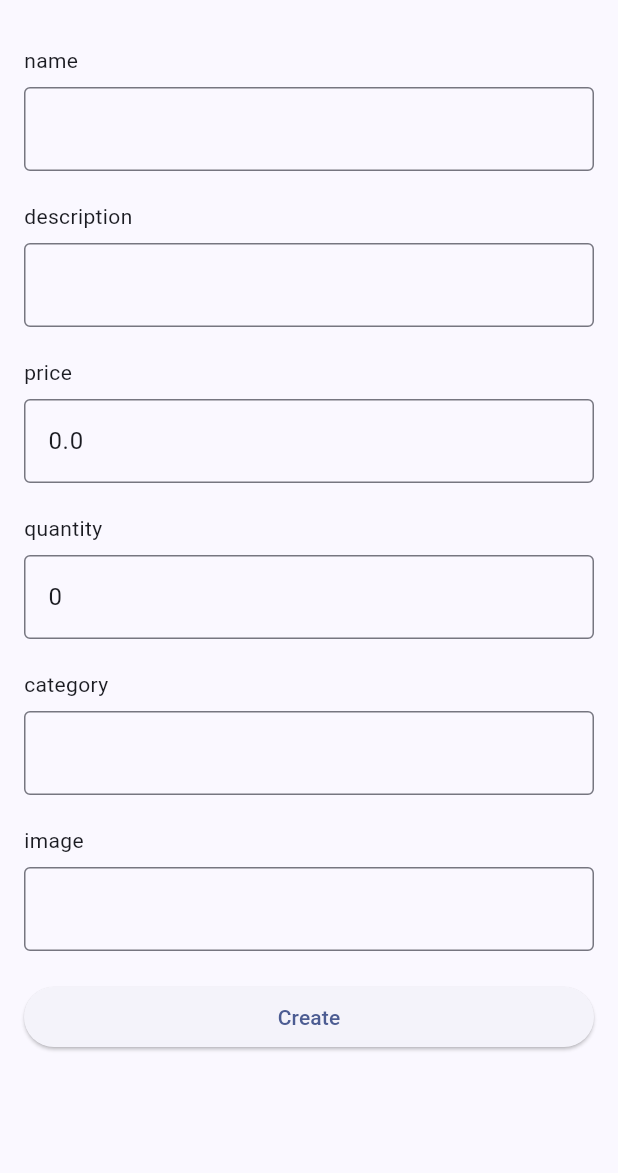
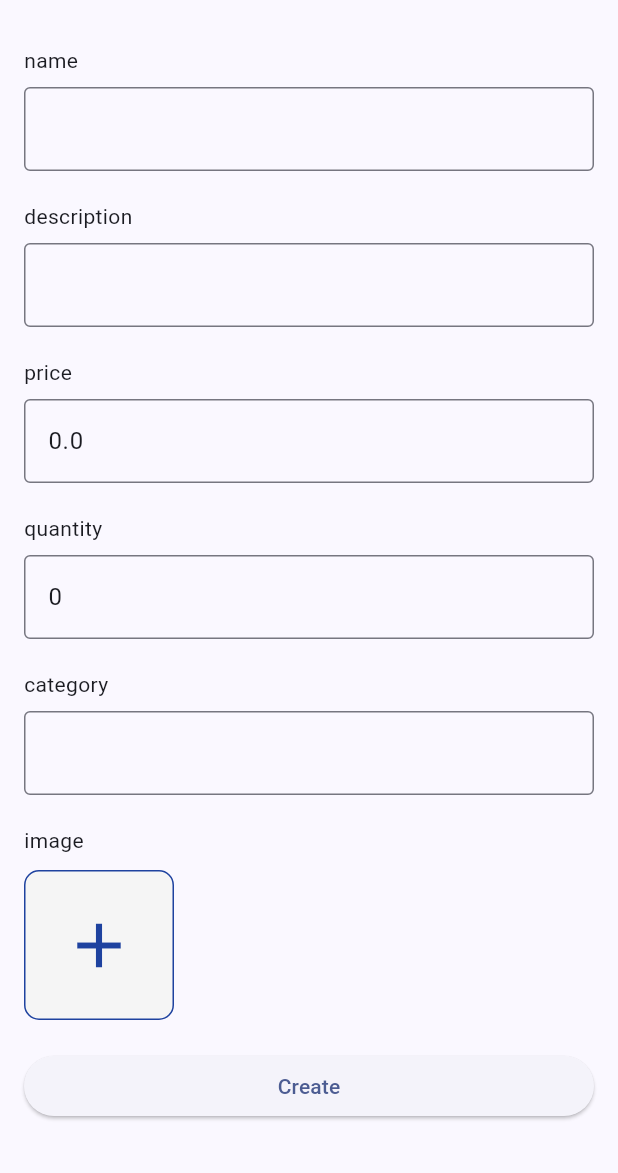
Before and after one commit to AhmedSa96/cashir, a Flutter app: the CreateProductScreen screen opened by its route, on a phone screen of 412 x 824 dp, the part 63-1236 px from its top. Run offline on Flutter 3.47's test engine with Material 2 defaults, Android fonts, the phone set to English and light mode, and no system bars; drawn by our look-alikes of reactive_forms; our stand-ins replace freezed_annotation, get, get_storage, image_picker, wave; accounts and stored records are empty; statements that could not run were skipped.

Commit message:
create file input

```diff
--- a/lib/modules/products/views/create_product.screen.dart
+++ b/lib/modules/products/views/create_product.screen.dart
@@ -1,4 +1,7 @@
+import 'dart:typed_data';
+
 import 'package:cashir/shared/widgets/common/wrapper.widget.dart';
+import 'package:cashir/shared/widgets/forms/file_input.widget.dart';
 import 'package:cashir/shared/widgets/forms/text_input.widget.dart';
 import 'package:flutter/material.dart';
 import 'package:cashir/shared/layouts/admin.layout.dart';
@@ -24,7 +27,7 @@ class CreateProductScreen extends StatelessWidget {
     ),
     "category_id": FormControl<String>(validators: [Validators.required]),
     // TODO: make it file input or image picker, not text input
-    "image": FormControl<String>(validators: [Validators.required]),
+    "image": FormControl<List<Uint8List>>(validators: [Validators.required]),
     // TODO: add barcode input
   });
 
@@ -67,7 +70,11 @@ class CreateProductScreen extends StatelessWidget {
               const SizedBox(height: 20),
               TextInput(title: "category".tr, formControlName: "category_id"),
               const SizedBox(height: 20),
-              TextInput(title: "image".tr, formControlName: "image"),
+              const FileInput(
+                label: "image",
+                formControlName: "image",
+                isMultiple: true,
+              ),
               const SizedBox(height: 20),
               SizedBox(
                 width: double.infinity,
--- /dev/null
+++ b/lib/shared/widgets/forms/file_input.widget.dart
@@ -0,0 +1,214 @@
+import 'dart:typed_data';
+
+import 'package:flutter/material.dart';
+
+import 'package:cashir/shared/constants/colors.dart' as colors;
+import 'package:get/get.dart';
+import 'package:image_picker/image_picker.dart';
+import 'package:reactive_forms/reactive_forms.dart';
+
+class FileInput extends StatefulWidget {
+  final String formControlName;
+  final String label;
+  final bool isMultiple;
+
+  const FileInput({
+    required this.label,
+    required this.formControlName,
+    this.isMultiple = false,
+    super.key,
+  });
+
+  @override
+  State<FileInput> createState() => _FileInputState();
+}
+
+class _FileInputState extends State<FileInput> {
+  pickImage(FormControl control) {
+    // show bottom sheet to choose image
+    Get.bottomSheet(FilePickerBottomSheet(
+      formControl: control,
+      isMultiple: widget.isMultiple,
+    )).then((value) => setState(() {}));
+  }
+
+  removeImage(FormControl control, int index) {
+    control.value!.removeAt(index);
+    setState(() {});
+  }
+
+  @override
+  Widget build(BuildContext context) {
+    final form = ReactiveForm.of(context) as FormGroup;
+    final control = form.control(widget.formControlName) as FormControl;
+
+    // get screen width
+    final width = MediaQuery.of(context).size.width;
+
+    return Row(
+      children: [
+        Column(
+          crossAxisAlignment: CrossAxisAlignment.start,
+          children: [
+            Text(widget.label),
+            const SizedBox(height: 10),
+            StreamBuilder(
+                stream: control.valueChanges,
+                builder: (context, snapshot) {
+                  return SizedBox(
+                    height: 100,
+                    width: width - 32,
+                    child: SingleChildScrollView(
+                      scrollDirection: Axis.horizontal,
+                      child: Row(
+                        // mainAxisSize: MainAxisSize.max,
+                        children: [
+                          if ((control.value?.isEmpty ?? true) ||
+                              widget.isMultiple)
+                            Row(
+                              mainAxisSize: MainAxisSize.min,
+                              children: [
+                                InkWell(
+                                  onTap: () => pickImage(control),
+                                  child: Container(
+                                    height: 100,
+                                    width: 100,
+                                    decoration: BoxDecoration(
+                                      border: Border.all(color: colors.primary),
+                                      borderRadius: BorderRadius.circular(10),
+                                      color: Colors.grey.shade100,
+                                    ),
+                                    child: const Icon(
+                                      Icons.add,
+                                      size: 50,
+                                      color: colors.primary,
+                                    ),
+                                  ),
+                                ),
+                                const SizedBox(width: 10),
+                              ],
+                            )
+                          else if (control.value != null &&
+                              control.value!.isNotEmpty &&
+                              !widget.isMultiple)
+                            InkWell(
+                              onTap: () => pickImage(control),
+                              child: Container(
+                                height: 100,
+                                width: 100,
+                                decoration: BoxDecoration(
+                                  borderRadius: BorderRadius.circular(10),
+                                  color: Colors.grey.shade100,
+                                  image: DecorationImage(
+                                    image: MemoryImage(control.value!),
+                                    fit: BoxFit.cover,
+                                  ),
+                                ),
+                              ),
+                            ),
+
+                          // show images if isMultiple
+                          if (widget.isMultiple && control.value != null)
+                            ...control.value!.map(
+                              (e) => Padding(
+                                padding:
+                                    const EdgeInsets.symmetric(horizontal: 10),
+                                child: InkWell(
+                                  onLongPress: () => removeImage(
+                                    control,
+                                    control.value!.indexOf(e),
+                                  ),
+                                  child: Container(
+                                    height: 100,
+                                    width: 100,
+                                    decoration: BoxDecoration(
+                                      borderRadius: BorderRadius.circular(10),
+                                      color: Colors.grey.shade100,
+                                      image: DecorationImage(
+                                        image: MemoryImage(e),
+                                        fit: BoxFit.cover,
+                                      ),
+                                    ),
+                                  ),
+                                ),
+                              ),
+                            ),
+                        ],
+                      ),
+                    ),
+                  );
+                })
+          ],
+        ),
+      ],
+    );
+  }
+}
+
+class FilePickerBottomSheet extends StatelessWidget {
+  final FormControl formControl;
+  final bool isMultiple;
+
+  const FilePickerBottomSheet(
+      {required this.formControl, required this.isMultiple, super.key});
+
+  pickImage(ImageSource source) async {
+    ImagePicker picker = ImagePicker();
+    final pickedFile = await picker.pickImage(source: source);
+    if (pickedFile != null) {
+      if (isMultiple) {
+        formControl.value ??= <Uint8List>[];
+
+        formControl.value!.add(await pickedFile.readAsBytes());
+      } else {
+        formControl.value = await pickedFile.readAsBytes();
+      }
+      formControl.markAsTouched();
+    }
+
+    Get.back();
+  }
+
+  @override
+  Widget build(BuildContext context) {
+    return Container(
+      height: 200,
+      padding: const EdgeInsets.all(16),
+      decoration: BoxDecoration(
+        borderRadius: BorderRadius.circular(10),
+        color: Colors.white,
+      ),
+      child: Row(
+        mainAxisAlignment: MainAxisAlignment.spaceAround,
+        children: [
+          InkWell(
+            onTap: () => pickImage(ImageSource.camera),
+            child: Container(
+              width: 100,
+              height: 100,
+              decoration: BoxDecoration(
+                border: Border.all(color: colors.primary),
+                borderRadius: BorderRadius.circular(10),
+                color: Colors.grey.shade100,
+              ),
+              child: const Icon(Icons.camera_alt, color: colors.primary),
+            ),
+          ),
+          InkWell(
+            onTap: () => pickImage(ImageSource.gallery),
+            child: Container(
+              width: 100,
+              height: 100,
+              decoration: BoxDecoration(
+                border: Border.all(color: colors.primary),
+                borderRadius: BorderRadius.circular(10),
+                color: Colors.grey.shade100,
+              ),
+              child: const Icon(Icons.image, color: colors.primary),
+            ),
+          ),
+        ],
+      ),
+    );
+  }
+}
```
Also changed, not shown: 1 other file.
